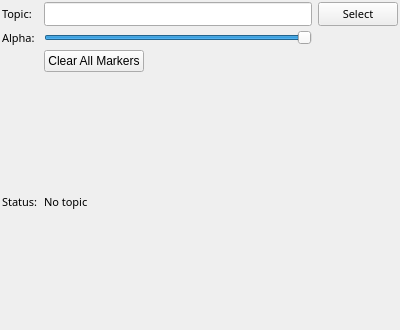
Before: the Qt Designer form mapviz_plugins/ui/textured_marker_config.ui in ros2-gbp/mapviz-release, drawn with Qt 5.
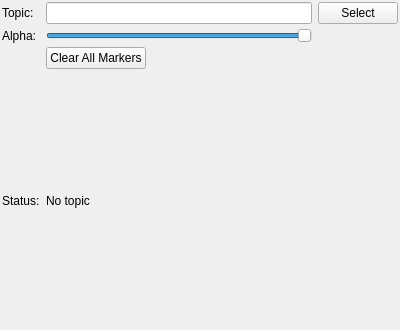
After: the same form once the commit is applied.

Diff of the .ui file:
```diff
--- a/mapviz_plugins/ui/textured_marker_config.ui
+++ b/mapviz_plugins/ui/textured_marker_config.ui
@@ -34,12 +34,6 @@
    </property>
    <item row="5" column="1" colspan="2">
     <widget class="QLabel" name="status">
-     <property name="font">
-      <font>
-       <family>Sans Serif</family>
-       <pointsize>8</pointsize>
-      </font>
-     </property>
      <property name="styleSheet">
       <string notr="true"/>
      </property>
@@ -53,22 +47,10 @@
    </item>
    <item row="2" column="1">
     <widget class="QLineEdit" name="topic">
-     <property name="font">
-      <font>
-       <family>Sans Serif</family>
-       <pointsize>8</pointsize>
-      </font>
-     </property>
     </widget>
    </item>
    <item row="5" column="0">
     <widget class="QLabel" name="label_2">
-     <property name="font">
-      <font>
-       <family>Sans Serif</family>
-       <pointsize>8</pointsize>
-      </font>
-     </property>
      <property name="text">
       <string>Status:</string>
      </property>
@@ -82,12 +64,6 @@
        <verstretch>0</verstretch>
       </sizepolicy>
      </property>
-     <property name="font">
-      <font>
-       <family>Sans Serif</family>
-       <pointsize>8</pointsize>
-      </font>
-     </property>
      <property name="styleSheet">
       <string notr="true"/>
      </property>
@@ -98,12 +74,6 @@
    </item>
    <item row="2" column="0">
     <widget class="QLabel" name="label">
-     <property name="font">
-      <font>
-       <family>Sans Serif</family>
-       <pointsize>8</pointsize>
-      </font>
-     </property>
      <property name="text">
       <string>Topic:</string>
      </property>
@@ -124,12 +94,6 @@
    </item>
    <item row="3" column='0'>
     <widget class="QLabel" name="alphaLabel">
-     <property name="font">
-      <font>
-       <family>Sans Serif</family>
-       <pointsize>8</pointsize>
-      </font>
-     </property>
      <property name="text">
       <string>Alpha:</string>
      </property>
```
